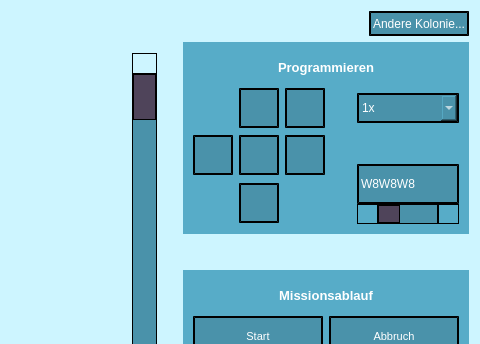
Above: Patchbot_Solution/Patchbot_Project/main_window.ui from Movinghead333/Patchbot-cpp before the change; both pictures show x 336 to 816 and y 0 to 344 of the 816 by 644 pixel window. Below: the same form after it.
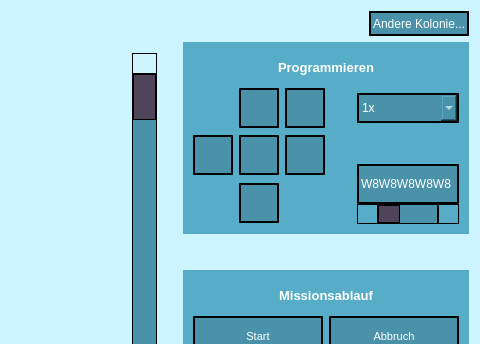
That is the form after the change. Icons and pictures are not drawn. Custom widgets are drawn as their Qt base class.

Patch:
```diff
--- a/Patchbot_Solution/Patchbot_Project/main_window.ui
+++ b/Patchbot_Solution/Patchbot_Project/main_window.ui
@@ -986,7 +986,7 @@
             </font>
            </property>
            <property name="text">
-            <string>W8W8W8</string>
+            <string>W8W8W8W8W8</string>
            </property>
            <property name="readOnly">
             <bool>true</bool>
```
